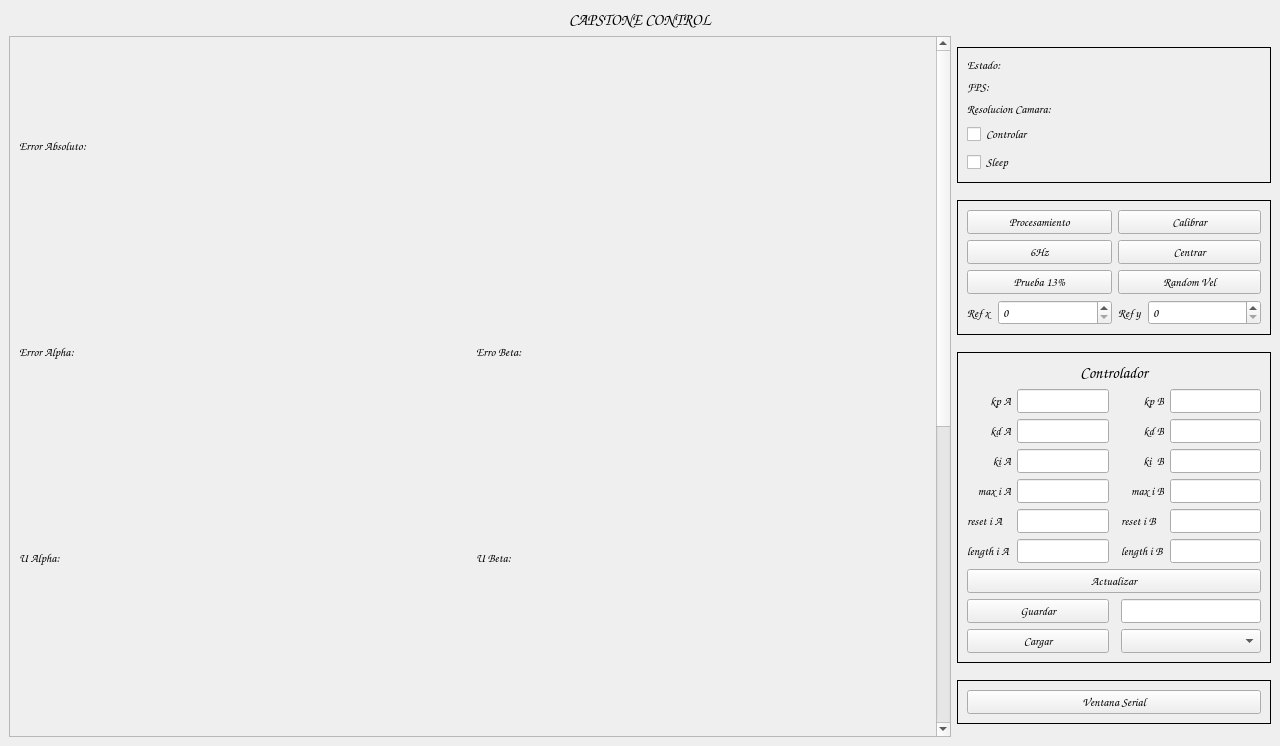
The window that PC/frontend/pyqtdesigner/interfaz.ui (afilsecker/capstone-git) describes before a commit, drawn with Qt 5.
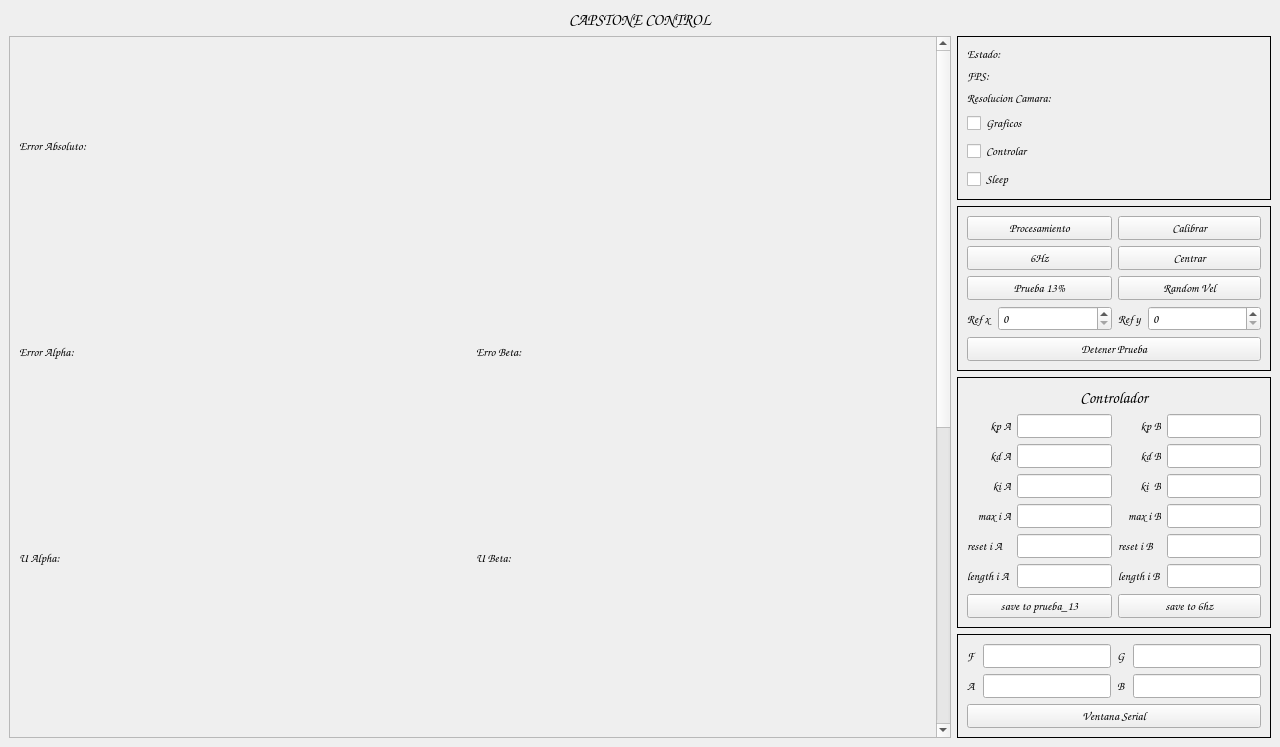
The same window after the commit.

Diff of the .ui file:
```diff
--- a/PC/frontend/pyqtdesigner/interfaz.ui
+++ b/PC/frontend/pyqtdesigner/interfaz.ui
@@ -50,7 +50,7 @@
           <property name="geometry">
            <rect>
             <x>0</x>
-            <y>-551</y>
+            <y>0</y>
             <width>923</width>
             <height>1248</height>
            </rect>
@@ -583,6 +583,13 @@
             </property>
            </widget>
           </item>
+          <item>
+           <widget class="QCheckBox" name="check_graficos">
+            <property name="text">
+             <string>Graficos</string>
+            </property>
+           </widget>
+          </item>
           <item>
            <widget class="QCheckBox" name="check_controlar">
             <property name="text">
@@ -618,35 +625,6 @@
           <item row="3" column="1">
            <widget class="QSpinBox" name="spin_ref_x"/>
           </item>
-          <item row="3" column="3">
-           <widget class="QSpinBox" name="spin_ref_y"/>
-          </item>
-          <item row="3" column="0">
-           <widget class="QLabel" name="label_2">
-            <property name="sizePolicy">
-             <sizepolicy hsizetype="Maximum" vsizetype="Preferred">
-              <horstretch>0</horstretch>
-              <verstretch>0</verstretch>
-             </sizepolicy>
-            </property>
-            <property name="text">
-             <string>Ref x</string>
-            </property>
-           </widget>
-          </item>
-          <item row="3" column="2">
-           <widget class="QLabel" name="label_3">
-            <property name="sizePolicy">
-             <sizepolicy hsizetype="Maximum" vsizetype="Preferred">
-              <horstretch>0</horstretch>
-              <verstretch>0</verstretch>
-             </sizepolicy>
-            </property>
-            <property name="text">
-             <string>Ref y</string>
-            </property>
-           </widget>
-          </item>
           <item row="2" column="0" colspan="2">
            <widget class="QPushButton" name="boton_prueba_13">
             <property name="text">
@@ -661,10 +639,32 @@
             </property>
            </widget>
           </item>
-          <item row="0" column="0" colspan="2">
-           <widget class="QPushButton" name="boton_prueba_procesamiento">
+          <item row="3" column="2">
+           <widget class="QLabel" name="label_3">
+            <property name="sizePolicy">
+             <sizepolicy hsizetype="Maximum" vsizetype="Preferred">
+              <horstretch>0</horstretch>
+              <verstretch>0</verstretch>
+             </sizepolicy>
+            </property>
             <property name="text">
-             <string>Procesamiento</string>
+             <string>Ref y</string>
+            </property>
+           </widget>
+          </item>
+          <item row="3" column="3">
+           <widget class="QSpinBox" name="spin_ref_y"/>
+          </item>
+          <item row="3" column="0">
+           <widget class="QLabel" name="label_2">
+            <property name="sizePolicy">
+             <sizepolicy hsizetype="Maximum" vsizetype="Preferred">
+              <horstretch>0</horstretch>
+              <verstretch>0</verstretch>
+             </sizepolicy>
+            </property>
+            <property name="text">
+             <string>Ref x</string>
             </property>
            </widget>
           </item>
@@ -675,6 +675,13 @@
             </property>
            </widget>
           </item>
+          <item row="0" column="0" colspan="2">
+           <widget class="QPushButton" name="boton_prueba_procesamiento">
+            <property name="text">
+             <string>Procesamiento</string>
+            </property>
+           </widget>
+          </item>
           <item row="1" column="2" colspan="2">
            <widget class="QPushButton" name="boton_centrar">
             <property name="text">
@@ -689,6 +696,13 @@
             </property>
            </widget>
           </item>
+          <item row="4" column="0" colspan="4">
+           <widget class="QPushButton" name="boton_detener">
+            <property name="text">
+             <string>Detener Prueba</string>
+            </property>
+           </widget>
+          </item>
          </layout>
         </widget>
        </item>
@@ -707,16 +721,6 @@
           <enum>QFrame::Plain</enum>
          </property>
          <layout class="QGridLayout" name="gridLayout_4">
-          <item row="3" column="3">
-           <widget class="QLabel" name="label_ki_b">
-            <property name="text">
-             <string>ki  B</string>
-            </property>
-            <property name="alignment">
-             <set>Qt::AlignRight|Qt::AlignTrailing|Qt::AlignVCenter</set>
-            </property>
-           </widget>
-          </item>
           <item row="5" column="1">
            <widget class="QLineEdit" name="edit_reset_i_a"/>
           </item>
@@ -727,21 +731,7 @@
             </property>
            </widget>
           </item>
-          <item row="5" column="3">
-           <widget class="QLabel" name="label_reset_i_b">
-            <property name="text">
-             <string>reset i B</string>
-            </property>
-           </widget>
-          </item>
-          <item row="7" column="0" colspan="5">
-           <widget class="QPushButton" name="bttn_actualizar_controlador">
-            <property name="text">
-             <string>Actualizar</string>
-            </property>
-           </widget>
-          </item>
-          <item row="2" column="3">
+          <item row="2" column="2">
            <widget class="QLabel" name="label_kd_b">
             <property name="text">
              <string>kd B</string>
@@ -751,43 +741,43 @@
             </property>
            </widget>
           </item>
-          <item row="5" column="4">
-           <widget class="QLineEdit" name="edit_reset_i_b"/>
+          <item row="5" column="2">
+           <widget class="QLabel" name="label_reset_i_b">
+            <property name="text">
+             <string>reset i B</string>
+            </property>
+           </widget>
+          </item>
+          <item row="3" column="2">
+           <widget class="QLabel" name="label_ki_b">
+            <property name="text">
+             <string>ki  B</string>
+            </property>
+            <property name="alignment">
+             <set>Qt::AlignRight|Qt::AlignTrailing|Qt::AlignVCenter</set>
+            </property>
+           </widget>
           </item>
           <item row="6" column="1">
            <widget class="QLineEdit" name="edit_length_i_a"/>
           </item>
-          <item row="1" column="4">
-           <widget class="QLineEdit" name="edit_kpb"/>
-          </item>
-          <item row="6" column="3">
+          <item row="6" column="2">
            <widget class="QLabel" name="label_length_i_b">
             <property name="text">
              <string>length i B</string>
             </property>
            </widget>
           </item>
-          <item row="6" column="4">
+          <item row="5" column="3">
+           <widget class="QLineEdit" name="edit_reset_i_b"/>
+          </item>
+          <item row="1" column="3">
+           <widget class="QLineEdit" name="edit_kpb"/>
+          </item>
+          <item row="6" column="3">
            <widget class="QLineEdit" name="edit_length_i_b"/>
           </item>
-          <item row="8" column="0" colspan="2">
-           <widget class="QPushButton" name="bttn_save">
-            <property name="text">
-             <string>Guardar</string>
-            </property>
-           </widget>
-          </item>
-          <item row="9" column="0" colspan="2">
-           <widget class="QPushButton" name="bttn_load">
-            <property name="text">
-             <string>Cargar</string>
-            </property>
-           </widget>
-          </item>
-          <item row="9" column="3" colspan="2">
-           <widget class="QComboBox" name="combo_box_loads"/>
-          </item>
-          <item row="0" column="0" colspan="5">
+          <item row="0" column="0" colspan="4">
            <widget class="QLabel" name="label_controlador">
             <property name="sizePolicy">
              <sizepolicy hsizetype="Preferred" vsizetype="Maximum">
@@ -808,16 +798,6 @@
             </property>
            </widget>
           </item>
-          <item row="8" column="3" colspan="2">
-           <widget class="QLineEdit" name="edit_save"/>
-          </item>
-          <item row="6" column="0">
-           <widget class="QLabel" name="label_length_i_a">
-            <property name="text">
-             <string>length i A</string>
-            </property>
-           </widget>
-          </item>
           <item row="1" column="1">
            <widget class="QLineEdit" name="edit_kpa">
             <property name="contextMenuPolicy">
@@ -825,16 +805,6 @@
             </property>
            </widget>
           </item>
-          <item row="1" column="0">
-           <widget class="QLabel" name="label_kp_a">
-            <property name="text">
-             <string>kp A</string>
-            </property>
-            <property name="alignment">
-             <set>Qt::AlignRight|Qt::AlignTrailing|Qt::AlignVCenter</set>
-            </property>
-           </widget>
-          </item>
           <item row="3" column="0">
            <widget class="QLabel" name="label_ki_a">
             <property name="text">
@@ -845,7 +815,14 @@
             </property>
            </widget>
           </item>
-          <item row="1" column="3">
+          <item row="6" column="0">
+           <widget class="QLabel" name="label_length_i_a">
+            <property name="text">
+             <string>length i A</string>
+            </property>
+           </widget>
+          </item>
+          <item row="1" column="2">
            <widget class="QLabel" name="label_kp_b">
             <property name="text">
              <string>kp B</string>
@@ -855,6 +832,16 @@
             </property>
            </widget>
           </item>
+          <item row="1" column="0">
+           <widget class="QLabel" name="label_kp_a">
+            <property name="text">
+             <string>kp A</string>
+            </property>
+            <property name="alignment">
+             <set>Qt::AlignRight|Qt::AlignTrailing|Qt::AlignVCenter</set>
+            </property>
+           </widget>
+          </item>
           <item row="2" column="0">
            <widget class="QLabel" name="label_kd_a">
             <property name="text">
@@ -865,16 +852,26 @@
             </property>
            </widget>
           </item>
-          <item row="3" column="1">
-           <widget class="QLineEdit" name="edit_kia"/>
+          <item row="4" column="0">
+           <widget class="QLabel" name="label_max_i_a">
+            <property name="text">
+             <string>max i A</string>
+            </property>
+            <property name="alignment">
+             <set>Qt::AlignRight|Qt::AlignTrailing|Qt::AlignVCenter</set>
+            </property>
+           </widget>
           </item>
-          <item row="3" column="4">
+          <item row="4" column="3">
+           <widget class="QLineEdit" name="edit_max_i_b"/>
+          </item>
+          <item row="3" column="3">
            <widget class="QLineEdit" name="edit_kib"/>
           </item>
           <item row="2" column="1">
            <widget class="QLineEdit" name="edit_kda"/>
           </item>
-          <item row="4" column="3">
+          <item row="4" column="2">
            <widget class="QLabel" name="label_max_i_b">
             <property name="text">
              <string>max i B</string>
@@ -884,24 +881,28 @@
             </property>
            </widget>
           </item>
-          <item row="2" column="4">
+          <item row="2" column="3">
            <widget class="QLineEdit" name="edit_kdb"/>
           </item>
+          <item row="3" column="1">
+           <widget class="QLineEdit" name="edit_kia"/>
+          </item>
           <item row="4" column="1">
            <widget class="QLineEdit" name="edit_max_i_a"/>
           </item>
-          <item row="4" column="0">
-           <widget class="QLabel" name="label_max_i_a">
+          <item row="7" column="0" colspan="2">
+           <widget class="QPushButton" name="boton_save_13">
             <property name="text">
-             <string>max i A</string>
-            </property>
-            <property name="alignment">
-             <set>Qt::AlignRight|Qt::AlignTrailing|Qt::AlignVCenter</set>
+             <string>save to prueba_13</string>
             </property>
            </widget>
           </item>
-          <item row="4" column="4">
-           <widget class="QLineEdit" name="edit_max_i_b"/>
+          <item row="7" column="2" colspan="2">
+           <widget class="QPushButton" name="boton_save_6">
+            <property name="text">
+             <string>save to 6hz</string>
+            </property>
+           </widget>
           </item>
          </layout>
         </widget>
@@ -918,13 +919,53 @@
           <enum>QFrame::Box</enum>
          </property>
          <layout class="QGridLayout" name="gridLayout_3">
-          <item row="0" column="0">
+          <item row="0" column="2">
+           <widget class="QLabel" name="label_5">
+            <property name="text">
+             <string>G</string>
+            </property>
+           </widget>
+          </item>
+          <item row="0" column="3">
+           <widget class="QLineEdit" name="prueba_G"/>
+          </item>
+          <item row="2" column="0" colspan="4">
            <widget class="QPushButton" name="bttn_serial">
             <property name="text">
              <string>Ventana Serial</string>
             </property>
            </widget>
           </item>
+          <item row="0" column="1">
+           <widget class="QLineEdit" name="prueba_F"/>
+          </item>
+          <item row="0" column="0">
+           <widget class="QLabel" name="label_4">
+            <property name="text">
+             <string>F</string>
+            </property>
+           </widget>
+          </item>
+          <item row="1" column="0">
+           <widget class="QLabel" name="label_6">
+            <property name="text">
+             <string>A</string>
+            </property>
+           </widget>
+          </item>
+          <item row="1" column="1">
+           <widget class="QLineEdit" name="prueba_A"/>
+          </item>
+          <item row="1" column="2">
+           <widget class="QLabel" name="label_7">
+            <property name="text">
+             <string>B</string>
+            </property>
+           </widget>
+          </item>
+          <item row="1" column="3">
+           <widget class="QLineEdit" name="prueba_B"/>
+          </item>
          </layout>
         </widget>
        </item>
```
